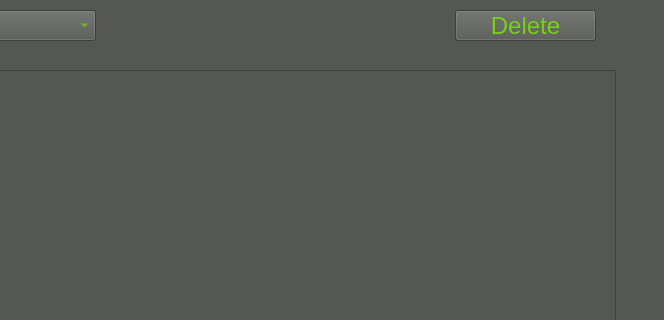
Old version of the form GUI/flow.ui in the repository Gaopeng-Bai/QT_flowmanager; both pictures show x 215 to 879 and y 0 to 320 of the 879 by 682 pixel window.
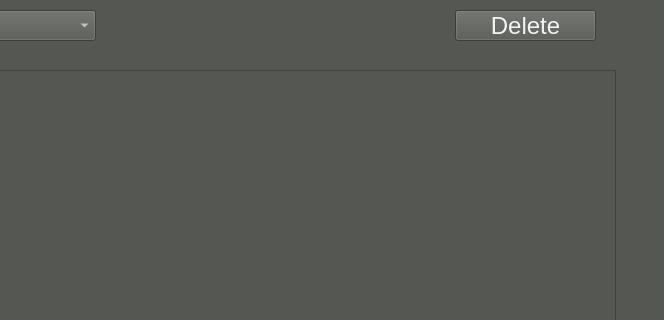
New version of the form.

Diff of the .ui file:
```diff
--- a/GUI/flow.ui
+++ b/GUI/flow.ui
@@ -15,7 +15,7 @@
   </property>
   <property name="styleSheet">
    <string notr="true">background-color: rgb(85, 87, 83);
-color: rgb(115, 210, 22);</string>
+color: rgb(243, 243, 243);</string>
   </property>
   <widget class="QComboBox" name="flow_switch_ids">
    <property name="geometry">
```
